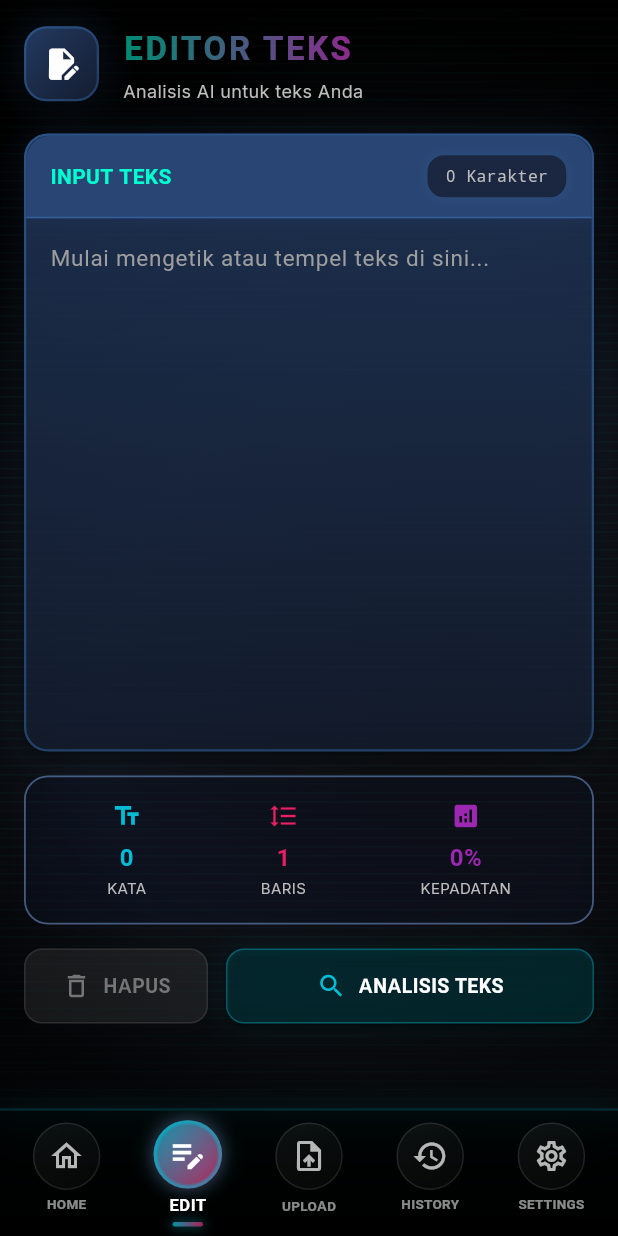
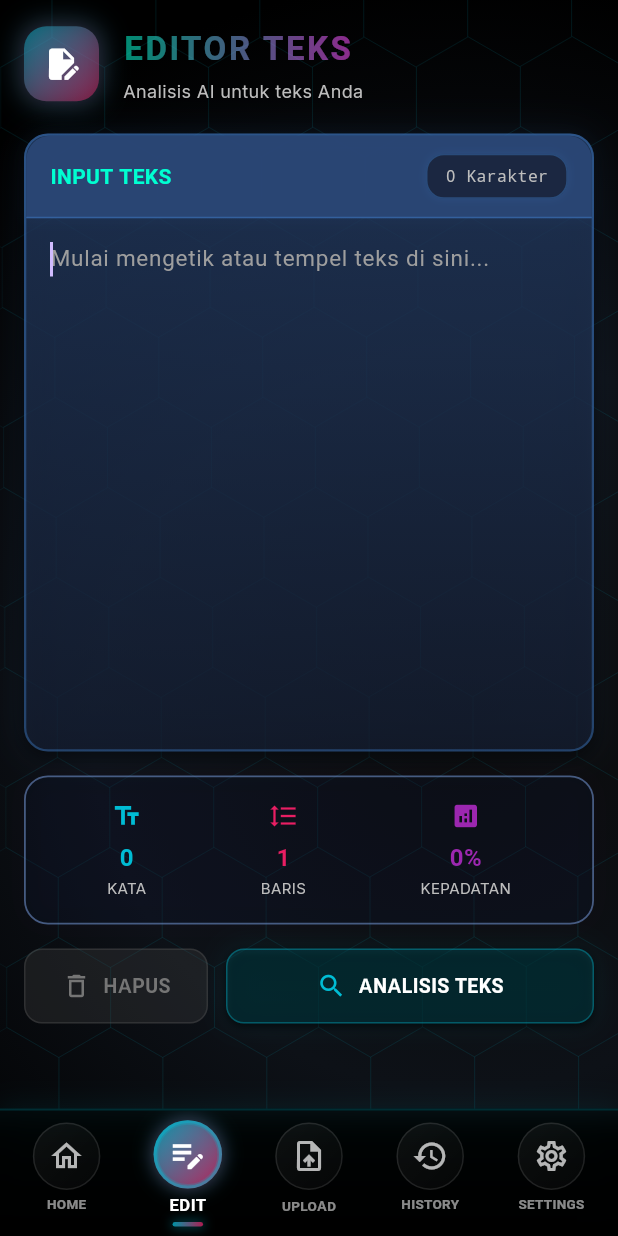
Before and after one commit to Ascalon984/Neural-Detector, a Flutter app: the screen it shows after launch, after a tap on "EDITOR TEKS", on a phone screen of 412 x 824 dp. Run offline on Flutter 3.47's test engine with Material 3 defaults, Android fonts, the light colour scheme and no system bars; our stand-ins replace csv, file_picker, fl_chart, flutter_animate, google_fonts and 3 more; missing offline and left inert: dart:ffi, dart:html, dart:js_util, excel, google_mlkit_text_recognition, syncfusion_flutter_pdf and 1 more; Roboto replaces fonts that are missing (Orbitron).

Commit message:
update UI v2

```diff
--- a/lib/screens/home_screen.dart
+++ b/lib/screens/home_screen.dart
@@ -3,6 +3,7 @@ import '../config/animation_config.dart';
 import 'dart:math' as math;
 import 'dart:ui' as ui;
 import 'dart:async';
+import '../widgets/no_scroll_behavior.dart';
 import '../data/search_index.dart';
 import 'history_screen.dart';
 import '../utils/search_bridge.dart';
@@ -268,9 +269,8 @@ class _HomeScreenState extends State<HomeScreen>
           SafeArea(
             child: LayoutBuilder(
               builder: (context, constraints) {
-                return SingleChildScrollView(
-                  physics: const BouncingScrollPhysics(),
-                  child: Padding(
+                // Keep header fixed and make only the content below scrollable
+                return Padding(
                   padding: EdgeInsets.fromLTRB(
                     16,
                     isVerySmallScreen ? 8 : 12,
@@ -280,10 +280,19 @@ class _HomeScreenState extends State<HomeScreen>
                   child: Column(
                     crossAxisAlignment: CrossAxisAlignment.start,
                     children: [
-                        // Header
+                      // Fixed Header
                       _buildHeader(isSmallScreen, isVerySmallScreen),
                       SizedBox(height: isVerySmallScreen ? 8 : 12),
 
+                      // The rest of the page scrolls
+                      Expanded(
+                        child: ScrollConfiguration(
+                          behavior: const NoScrollbarBehavior(),
+                          child: SingleChildScrollView(
+                            physics: const BouncingScrollPhysics(),
+                            child: Column(
+                              crossAxisAlignment: CrossAxisAlignment.start,
+                              children: [
                                 // Search bar
                                 _buildSearchBar(isSmallScreen, isVerySmallScreen, isNarrowScreen),
                                 SizedBox(height: isVerySmallScreen ? 8 : 12),
@@ -301,6 +310,10 @@ class _HomeScreenState extends State<HomeScreen>
                                 SizedBox(height: 16),
                               ],
                             ),
+                          ),
+                        ),
+                      ),
+                    ],
                   ),
                 );
               },
--- a/lib/screens/text_editor.dart
+++ b/lib/screens/text_editor.dart
@@ -7,6 +7,7 @@ import '../utils/text_analyzer.dart';
 import '../utils/sensitivity.dart';
 import '../utils/settings_manager.dart';
 import '../widgets/cyber_notification.dart';
+import '../widgets/no_scroll_behavior.dart';
 
 class TextEditorScreen extends StatefulWidget {
   const TextEditorScreen({super.key});
@@ -22,12 +23,16 @@ class _TextEditorScreenState extends State<TextEditorScreen>
   late AnimationController _pulseController;
   late AnimationController _typingController;
   late AnimationController _hexagonController;
+  late AnimationController _dataStreamController;
+  late AnimationController _scanController;
 
   late Animation<double> _backgroundAnimation;
   late Animation<double> _glowAnimation;
   late Animation<double> _pulseAnimation;
   late Animation<double> _textGlowAnimation;
   late Animation<double> _hexagonAnimation;
+  late Animation<double> _dataStreamAnimation;
+  late Animation<double> _scanAnimation;
 
   final TextEditingController _textController = TextEditingController();
   final FocusNode _textFocusNode = FocusNode();
@@ -42,22 +47,32 @@ class _TextEditorScreenState extends State<TextEditorScreen>
     super.initState();
 
     _backgroundController = AnimationController(
-      duration: const Duration(seconds: 20),
+      duration: const Duration(seconds: 15),
       vsync: this,
     )..repeat();
 
     _glowController = AnimationController(
-      duration: const Duration(seconds: 4),
+      duration: const Duration(seconds: 3),
       vsync: this,
     )..repeat(reverse: true);
 
     _pulseController = AnimationController(
-      duration: Duration(seconds: 3, milliseconds: 500),
+      duration: Duration(seconds: 2, milliseconds: 500),
       vsync: this,
     )..repeat(reverse: true);
 
     _hexagonController = AnimationController(
       duration: const Duration(seconds: 20),
+      vsync: this,
+    )..repeat();
+
+    _dataStreamController = AnimationController(
+      duration: const Duration(seconds: 8),
+      vsync: this,
+    )..repeat();
+
+    _scanController = AnimationController(
+      duration: const Duration(seconds: 4),
       vsync: this,
     )..repeat();
 
@@ -68,17 +83,26 @@ class _TextEditorScreenState extends State<TextEditorScreen>
 
     if (AnimationConfig.enableBackgroundAnimations) {
       _backgroundAnimation = Tween<double>(begin: 0.0, end: 1.0).animate(_backgroundController);
-      _glowAnimation = Tween<double>(begin: 0.3, end: 0.7).animate(CurvedAnimation(parent: _glowController, curve: Curves.easeInOut));
-      _pulseAnimation = Tween<double>(begin: 0.98, end: 1.02).animate(CurvedAnimation(parent: _pulseController, curve: Curves.easeInOut));
+      _glowAnimation = Tween<double>(begin: 0.4, end: 0.9).animate(CurvedAnimation(parent: _glowController, curve: Curves.easeInOut));
+      _pulseAnimation = Tween<double>(begin: 0.97, end: 1.03).animate(CurvedAnimation(parent: _pulseController, curve: Curves.easeInOut));
       _textGlowAnimation = Tween<double>(begin: 0.05, end: 0.15).animate(CurvedAnimation(parent: _glowController, curve: Curves.easeInOut));
       _hexagonAnimation = Tween<double>(begin: 0.0, end: 1.0).animate(_hexagonController);
+      _dataStreamAnimation = Tween<double>(begin: 0.0, end: 1.0).animate(_dataStreamController);
+      _scanAnimation = Tween<double>(begin: -0.2, end: 1.2).animate(CurvedAnimation(parent: _scanController, curve: Curves.easeInOut));
     } else {
       _backgroundAnimation = AlwaysStoppedAnimation(0.0);
       _glowAnimation = AlwaysStoppedAnimation(0.5);
       _pulseAnimation = AlwaysStoppedAnimation(1.0);
       _textGlowAnimation = AlwaysStoppedAnimation(0.1);
       _hexagonAnimation = AlwaysStoppedAnimation(0.0);
+      _dataStreamAnimation = AlwaysStoppedAnimation(0.0);
+      _scanAnimation = AlwaysStoppedAnimation(0.0);
     }
+
+    // Auto-focus the text editor after first frame so user can start typing immediately.
+    WidgetsBinding.instance.addPostFrameCallback((_) {
+      if (mounted) _textFocusNode.requestFocus();
+    });
   }
 
   @override
@@ -87,6 +111,8 @@ class _TextEditorScreenState extends State<TextEditorScreen>
     _glowController.dispose();
     _pulseController.dispose();
     _hexagonController.dispose();
+    _dataStreamController.dispose();
+    _scanController.dispose();
     _typingController.dispose();
     _textController.dispose();
     _textFocusNode.dispose();
@@ -102,41 +128,38 @@ class _TextEditorScreenState extends State<TextEditorScreen>
       backgroundColor: Colors.black,
       body: Stack(
         children: [
-          // Simplified animated background
-          _buildSimplifiedBackground(),
+          // Enhanced animated background matching home screen
+          _buildAnimatedBackground(),
 
-          // Subtle animated scanlines to give a retro-futuristic/cyberpunk feel
-          _buildScanlines(),
+          // Hexagon grid overlay effect (matching home screen)
+          _buildHexagonGridOverlay(),
 
-          // Hexagon background overlay (match home screen)
-          if (AnimationConfig.enableBackgroundAnimations)
-            IgnorePointer(
-              child: AnimatedBuilder(
-                animation: _hexagonAnimation,
-                builder: (context, child) {
-                  return CustomPaint(
-                    painter: _HexagonGridPainter(_hexagonAnimation.value),
-                    size: Size.infinite,
-                  );
-                },
-              ),
-            ),
+          // Data stream effect (matching home screen)
+          _buildDataStreamEffect(),
 
-          // Main content (scrollable to avoid overflow on small screens)
+          // Scan line effect (matching home screen)
+          _buildScanLine(),
+
+          // Main content with fixed header and scrollable body
           SafeArea(
-            child: SingleChildScrollView(
-              physics: const BouncingScrollPhysics(),
-              child: ConstrainedBox(
-                constraints: BoxConstraints(minHeight: MediaQuery.of(context).size.height - MediaQuery.of(context).padding.vertical),
             child: Padding(
               padding: EdgeInsets.all(isSmallScreen ? 16 : 24),
               child: Column(
                 crossAxisAlignment: CrossAxisAlignment.start,
                 children: [
-                      // Header
+                  // Fixed Header
                   _buildMinimalistHeader(isSmallScreen),
                   SizedBox(height: isSmallScreen ? 20 : 30),
 
+                  // Scrollable content below header
+                  Expanded(
+                    child: ScrollConfiguration(
+                      behavior: const NoScrollbarBehavior(),
+                      child: SingleChildScrollView(
+                        physics: const BouncingScrollPhysics(),
+                        child: Column(
+                          crossAxisAlignment: CrossAxisAlignment.start,
+                          children: [
                             // Text editor
                             _buildMinimalistTextEditor(isSmallScreen),
                             SizedBox(height: isSmallScreen ? 16 : 24),
@@ -152,35 +175,99 @@ class _TextEditorScreenState extends State<TextEditorScreen>
                       ),
                     ),
                   ),
+                ],
+              ),
+            ),
           ),
         ],
       ),
     );
   }
 
-  Widget _buildSimplifiedBackground() {
+  Widget _buildAnimatedBackground() {
     return AnimatedBuilder(
       animation: _backgroundAnimation,
       builder: (context, child) {
         return Container(
           decoration: BoxDecoration(
             gradient: RadialGradient(
-              center: Alignment(0.5 - _backgroundAnimation.value * 0.2, 0.3),
-              radius: 1.2 + _backgroundAnimation.value * 0.2,
+              center: Alignment(0.5 - _backgroundAnimation.value * 0.3, 0.3),
+              radius: 1.2 + _backgroundAnimation.value * 0.3,
               colors: [
                 Color.lerp(
                   const Color(0xFF0a0a0a),
-                  const Color(0xFF0f172a),
+                  const Color(0xFF1a0033),
                   _backgroundAnimation.value,
                 )!,
                 Color.lerp(
                   const Color(0xFF0d1117),
-                  const Color(0xFF0f172a),
+                  const Color(0xFF0a0e27),
                   _backgroundAnimation.value,
                 )!,
                 Colors.black,
               ],
               stops: const [0.0, 0.5, 1.0],
+            ),
+          ),
+        );
+      },
+    );
+  }
+
+  Widget _buildHexagonGridOverlay() {
+    return IgnorePointer(
+      child: AnimatedBuilder(
+        animation: _hexagonAnimation,
+        builder: (context, child) {
+          return CustomPaint(
+            painter: _HexagonGridPainter(_hexagonAnimation.value),
+            size: Size.infinite,
+          );
+        },
+      ),
+    );
+  }
+
+  Widget _buildDataStreamEffect() {
+    if (!AnimationConfig.enableBackgroundAnimations) return const SizedBox.shrink();
+    return AnimatedBuilder(
+      animation: _dataStreamAnimation,
+      builder: (context, child) {
+        return CustomPaint(
+          painter: _DataStreamPainter(_dataStreamAnimation.value),
+          size: Size.infinite,
+        );
+      },
+    );
+  }
+
+  Widget _buildScanLine() {
+    if (!AnimationConfig.enableBackgroundAnimations) return const SizedBox.shrink();
+    return AnimatedBuilder(
+      animation: _scanAnimation,
+      builder: (context, child) {
+        return Positioned(
+          top: _scanAnimation.value * MediaQuery.of(context).size.height,
+          left: 0,
+          right: 0,
+          child: Container(
+            height: 4,
+            decoration: BoxDecoration(
+              gradient: LinearGradient(
+                colors: [
+                  Colors.transparent,
+                  Colors.cyan.withOpacity(0.8),
+                  Colors.pink.withOpacity(0.8),
+                  Colors.transparent,
+                ],
+              ),
+              boxShadow: [
+                BoxShadow(
+                  color: Colors.cyan.withOpacity(0.6),
+                  blurRadius: 15,
+                  spreadRadius: 3,
+                ),
+              ],
             ),
           ),
         );
@@ -199,30 +286,25 @@ class _TextEditorScreenState extends State<TextEditorScreen>
               width: isSmallScreen ? 50 : 60,
               height: isSmallScreen ? 50 : 60,
               decoration: BoxDecoration(
-                color: const Color(0xFF1a253e).withOpacity(0.85),
                 gradient: LinearGradient(
                   colors: [
-                    const Color(0xFF2a4675).withOpacity(0.95),
-                    const Color(0xFF1a253e).withOpacity(0.85),
+                    Colors.cyan.withOpacity(_glowAnimation.value),
+                    Colors.pink.withOpacity(_glowAnimation.value),
                   ],
                   begin: Alignment.topLeft,
                   end: Alignment.bottomRight,
                 ),
                 borderRadius: BorderRadius.circular(isSmallScreen ? 15 : 20),
-                border: Border.all(
-                  color: const Color(0xFF4a9fff).withOpacity(_glowAnimation.value * 0.5),
-                  width: 1.5,
-                ),
                 boxShadow: [
                   BoxShadow(
-                    color: const Color(0xFF4a9fff).withOpacity(_glowAnimation.value * 0.25),
-                    blurRadius: 18,
+                    color: Colors.cyan.withOpacity(_glowAnimation.value * 0.6),
+                    blurRadius: 15,
                     spreadRadius: 2,
                   ),
                   BoxShadow(
-                    color: Colors.black.withOpacity(0.5),
-                    blurRadius: 8,
-                    offset: const Offset(0, 4),
+                    color: Colors.pink.withOpacity(_glowAnimation.value * 0.4),
+                    blurRadius: 12,
+                    spreadRadius: 1,
                   ),
                 ],
               ),
@@ -403,6 +485,7 @@ class _TextEditorScreenState extends State<TextEditorScreen>
                       controller: _textController,
                       maxLines: null,
                       expands: true,
+                      autofocus: true,
                       style: TextStyle(
                         color: Colors.white,
                         fontSize: isSmallScreen ? 15 : 17,
@@ -640,21 +723,6 @@ class _TextEditorScreenState extends State<TextEditorScreen>
     );
   }
 
-  // Animated scanline overlay for retro/cyberpunk aesthetic
-  Widget _buildScanlines() {
-    return IgnorePointer(
-      child: AnimatedBuilder(
-        animation: _backgroundAnimation,
-        builder: (context, child) {
-          return CustomPaint(
-            size: Size.infinite,
-            painter: _ScanlinePainter(_backgroundAnimation.value),
-          );
-        },
-      ),
-    );
-  }
-
   int _countWords() {
     if (_textController.text.trim().isEmpty) return 0;
     return _textController.text.trim().split(RegExp(r'\s+')).length;
@@ -748,9 +816,6 @@ class _TextEditorScreenState extends State<TextEditorScreen>
       );
     }
   }
-
-  // Copy highlighted (AI-detected) text to clipboard
-  // Copy highlighted text handled inline in dialog now.
 
   void _showAnalysisResult() {
     if (!mounted) return;
@@ -944,8 +1009,6 @@ class _TextEditorScreenState extends State<TextEditorScreen>
     );
   }
 
-  // Compact result item inlined into dialog; helper removed.
-
   // Build radial chart for AI vs Human percentages with cyberpunk styling
   Widget _buildRadialChart(bool isSmallScreen) {
     return SizedBox(
@@ -1037,52 +1100,6 @@ class _TextEditorScreenState extends State<TextEditorScreen>
       ),
     );
   }
-
-  // Note: results/highlight sections are inlined in the dialog now.
-}
-
-// Simple custom painter that draws faint horizontal scanlines and a subtle vignette
-class _ScanlinePainter extends CustomPainter {
-  final double progress;
-
-  _ScanlinePainter(this.progress);
-
-  @override
-  void paint(Canvas canvas, Size size) {
-    final Paint linePaint = Paint()
-      ..color = const Color(0xFF00FFD1).withOpacity(0.03)
-      ..style = PaintingStyle.fill;
-
-    // spacing and offset to animate lines slowly
-    const double spacing = 6.0;
-    final double offset = (progress * spacing * 2) % spacing;
-
-    for (double y = -spacing; y < size.height + spacing; y += spacing) {
-      final double yy = y + offset;
-      // slightly vary opacity per line for depth
-      final double alpha = 0.02 + (0.01 * ((y / spacing) % 3));
-      linePaint.color = const Color(0xFF00FFD1).withOpacity(alpha);
-      canvas.drawRect(Rect.fromLTWH(0, yy, size.width, 1.0), linePaint);
-    }
-
-    // subtle vignette to focus center
-    final Rect rect = Offset.zero & size;
-    final Gradient vignette = RadialGradient(
-      colors: [Colors.transparent, Colors.black.withOpacity(0.55)],
-      stops: [0.6, 1.0],
-      center: Alignment.center,
-      radius: 0.9,
-    );
-    final Paint vignettePaint = Paint()
-      ..shader = vignette.createShader(rect)
-      ..blendMode = BlendMode.darken;
-    canvas.drawRect(rect, vignettePaint);
-  }
-
-  @override
-  bool shouldRepaint(covariant _ScanlinePainter oldDelegate) {
-    return oldDelegate.progress != progress;
-  }
 }
 
 // Hexagon grid painter (copied from home_screen to reuse hex background)
@@ -1135,3 +1152,39 @@ class _HexagonGridPainter extends CustomPainter {
   @override
   bool shouldRepaint(covariant CustomPainter oldDelegate) => true;
 }
+
+// Data stream painter (copied from home_screen to match background)
+class _DataStreamPainter extends CustomPainter {
+  final double animationValue;
+  _DataStreamPainter(this.animationValue);
+
+  @override
+  void paint(Canvas canvas, Size size) {
+    final paint = Paint()
+      ..color = Colors.pink.withOpacity(0.2)
+      ..style = PaintingStyle.stroke
+      ..strokeWidth = 1.0;
+
+    final path = Path();
+    final random = math.Random(123);
+
+    for (int i = 0; i < 5; i++) {
+      final startX = random.nextDouble() * size.width;
+      final startY = -50.0;
+      final endY = size.height + 50;
+
+      path.moveTo(startX, startY);
+
+      for (double y = startY; y < endY; y += 20) {
+        final x = startX + math.sin((y / 50) + animationValue * 2 * math.pi + i) * 30;
+        path.lineTo(x, y + (animationValue * size.height) % (size.height + 100) - 50);
+      }
+
+      canvas.drawPath(path, paint);
+      path.reset();
+    }
+  }
+
+  @override
+  bool shouldRepaint(covariant CustomPainter oldDelegate) => true;
+}
--- /dev/null
+++ b/lib/widgets/no_scroll_behavior.dart
@@ -0,0 +1,16 @@
+import 'package:flutter/widgets.dart';
+
+/// ScrollBehavior that disables scrollbars and overscroll indicators.
+class NoScrollbarBehavior extends ScrollBehavior {
+  const NoScrollbarBehavior();
+
+  @override
+  Widget buildScrollbar(BuildContext context, Widget child, ScrollableDetails details) {
+    return child;
+  }
+
+  @override
+  Widget buildOverscrollIndicator(BuildContext context, Widget child, ScrollableDetails details) {
+    return child;
+  }
+}
```
Also changed, not shown: lib/screens/file_upload.dart (+6 -2 lines), lib/screens/history_screen.dart (+4 -41 lines), lib/screens/settings_screen.dart (+27 -57 lines). Lines whose indentation alone changed are shown as unchanged.
